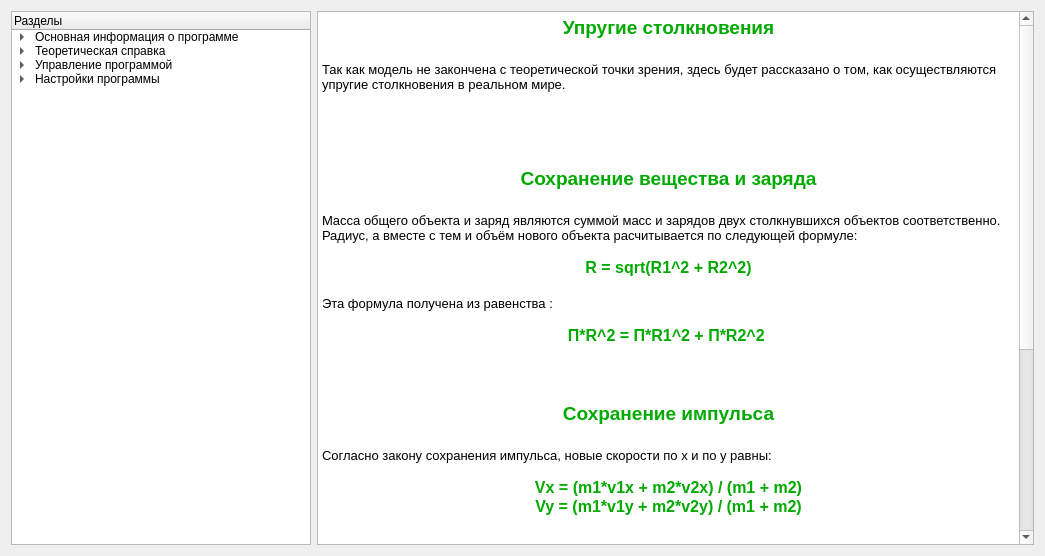
The window that documentationwidget.ui (GRUB666/SPS---Simple-Physical-Simulator) describes before a commit, drawn with Qt 5.
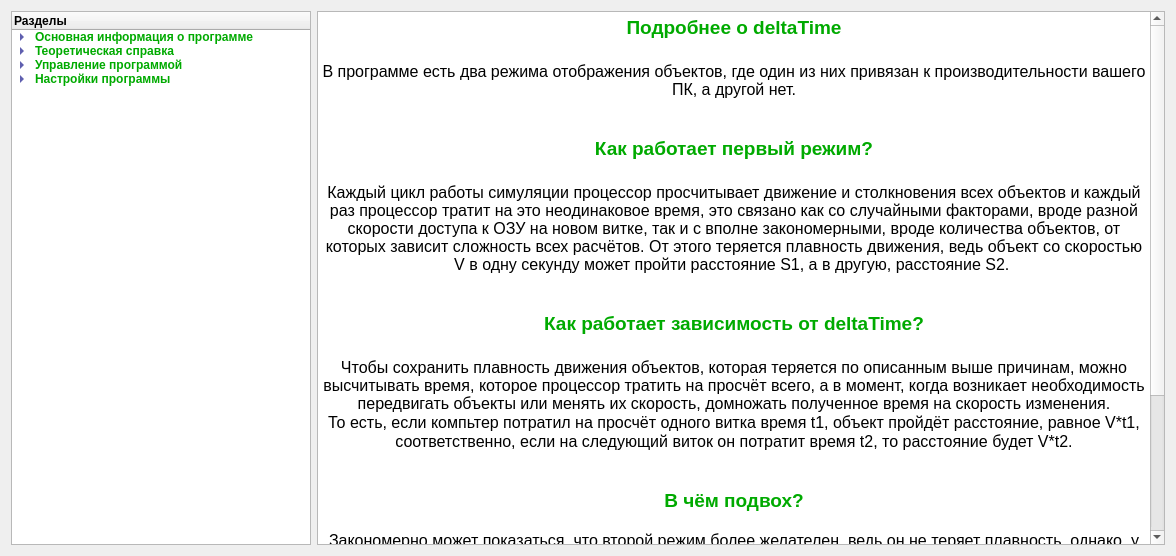
The same window after the commit.

Diff of the .ui file:
```diff
--- a/documentationwidget.ui
+++ b/documentationwidget.ui
@@ -6,7 +6,7 @@
    <rect>
     <x>0</x>
     <y>0</y>
-    <width>1045</width>
+    <width>1176</width>
     <height>556</height>
    </rect>
   </property>
@@ -24,6 +24,107 @@
          <height>16777215</height>
         </size>
        </property>
+       <property name="palette">
+        <palette>
+         <active>
+          <colorrole role="WindowText">
+           <brush brushstyle="SolidPattern">
+            <color alpha="255">
+             <red>0</red>
+             <green>0</green>
+             <blue>127</blue>
+            </color>
+           </brush>
+          </colorrole>
+          <colorrole role="Text">
+           <brush brushstyle="SolidPattern">
+            <color alpha="255">
+             <red>0</red>
+             <green>170</green>
+             <blue>0</blue>
+            </color>
+           </brush>
+          </colorrole>
+          <colorrole role="PlaceholderText">
+           <brush brushstyle="SolidPattern">
+            <color alpha="128">
+             <red>0</red>
+             <green>170</green>
+             <blue>0</blue>
+            </color>
+           </brush>
+          </colorrole>
+         </active>
+         <inactive>
+          <colorrole role="WindowText">
+           <brush brushstyle="SolidPattern">
+            <color alpha="255">
+             <red>0</red>
+             <green>0</green>
+             <blue>127</blue>
+            </color>
+           </brush>
+          </colorrole>
+          <colorrole role="Text">
+           <brush brushstyle="SolidPattern">
+            <color alpha="255">
+             <red>0</red>
+             <green>170</green>
+             <blue>0</blue>
+            </color>
+           </brush>
+          </colorrole>
+          <colorrole role="PlaceholderText">
+           <brush brushstyle="SolidPattern">
+            <color alpha="128">
+             <red>0</red>
+             <green>170</green>
+             <blue>0</blue>
+            </color>
+           </brush>
+          </colorrole>
+         </inactive>
+         <disabled>
+          <colorrole role="WindowText">
+           <brush brushstyle="SolidPattern">
+            <color alpha="127">
+             <red>255</red>
+             <green>255</green>
+             <blue>255</blue>
+            </color>
+           </brush>
+          </colorrole>
+          <colorrole role="Text">
+           <brush brushstyle="SolidPattern">
+            <color alpha="127">
+             <red>255</red>
+             <green>255</green>
+             <blue>255</blue>
+            </color>
+           </brush>
+          </colorrole>
+          <colorrole role="PlaceholderText">
+           <brush brushstyle="SolidPattern">
+            <color alpha="128">
+             <red>231</red>
+             <green>231</green>
+             <blue>231</blue>
+            </color>
+           </brush>
+          </colorrole>
+         </disabled>
+        </palette>
+       </property>
+       <property name="font">
+        <font>
+         <pointsize>9</pointsize>
+         <weight>75</weight>
+         <bold>true</bold>
+        </font>
+       </property>
+       <property name="lineWidth">
+        <number>1</number>
+       </property>
        <column>
         <property name="text">
          <string>Разделы</string>
@@ -134,49 +235,29 @@
 &lt;html&gt;&lt;head&gt;&lt;meta name=&quot;qrichtext&quot; content=&quot;1&quot; /&gt;&lt;style type=&quot;text/css&quot;&gt;
 p, li { white-space: pre-wrap; }
 &lt;/style&gt;&lt;/head&gt;&lt;body style=&quot; font-family:'Nirmala UI'; font-size:26pt; font-weight:400; font-style:normal;&quot;&gt;
-&lt;p align=&quot;center&quot; style=&quot; margin-top:0px; margin-bottom:0px; margin-left:0px; margin-right:0px; -qt-block-indent:0; text-indent:0px;&quot;&gt;&lt;span style=&quot; font-size:14pt; font-weight:600; color:#00aa00;&quot;&gt;Упругие столкновения&lt;/span&gt;&lt;/p&gt;
+&lt;p align=&quot;center&quot; style=&quot; margin-top:0px; margin-bottom:0px; margin-left:0px; margin-right:0px; -qt-block-indent:0; text-indent:0px;&quot;&gt;&lt;span style=&quot; font-size:14pt; font-weight:600; color:#00aa00;&quot;&gt;Подробнее о deltaTime&lt;/span&gt;&lt;/p&gt;
 &lt;p align=&quot;center&quot; style=&quot;-qt-paragraph-type:empty; margin-top:0px; margin-bottom:0px; margin-left:0px; margin-right:0px; -qt-block-indent:0; text-indent:0px; font-size:14pt; font-weight:600; color:#00aa00;&quot;&gt;&lt;br /&gt;&lt;/p&gt;
-&lt;p style=&quot; margin-top:0px; margin-bottom:0px; margin-left:0px; margin-right:0px; -qt-block-indent:0; text-indent:0px;&quot;&gt;&lt;span style=&quot; font-size:10pt; color:#000000;&quot;&gt;Так как модель не закончена с теоретической точки зрения, здесь будет рассказано о том, как осуществляются упругие столкновения в реальном мире.&lt;/span&gt;&lt;/p&gt;
-&lt;p style=&quot;-qt-paragraph-type:empty; margin-top:0px; margin-bottom:0px; margin-left:0px; margin-right:0px; -qt-block-indent:0; text-indent:0px; font-size:10pt; color:#000000;&quot;&gt;&lt;br /&gt;&lt;/p&gt;
-&lt;p style=&quot;-qt-paragraph-type:empty; margin-top:0px; margin-bottom:0px; margin-left:0px; margin-right:0px; -qt-block-indent:0; text-indent:0px; font-size:10pt; color:#000000;&quot;&gt;&lt;br /&gt;&lt;/p&gt;
-&lt;p style=&quot;-qt-paragraph-type:empty; margin-top:0px; margin-bottom:0px; margin-left:0px; margin-right:0px; -qt-block-indent:0; text-indent:0px; font-size:10pt; color:#000000;&quot;&gt;&lt;br /&gt;&lt;/p&gt;
-&lt;p style=&quot;-qt-paragraph-type:empty; margin-top:0px; margin-bottom:0px; margin-left:0px; margin-right:0px; -qt-block-indent:0; text-indent:0px; font-size:10pt; color:#000000;&quot;&gt;&lt;br /&gt;&lt;/p&gt;
-&lt;p style=&quot;-qt-paragraph-type:empty; margin-top:0px; margin-bottom:0px; margin-left:0px; margin-right:0px; -qt-block-indent:0; text-indent:0px; font-size:10pt; color:#000000;&quot;&gt;&lt;br /&gt;&lt;/p&gt;
-&lt;p align=&quot;center&quot; style=&quot; margin-top:0px; margin-bottom:0px; margin-left:0px; margin-right:0px; -qt-block-indent:0; text-indent:0px;&quot;&gt;&lt;span style=&quot; font-size:14pt; font-weight:600; color:#00aa00;&quot;&gt;Сохранение вещества и заряда&lt;/span&gt;&lt;/p&gt;
+&lt;p align=&quot;center&quot; style=&quot; margin-top:0px; margin-bottom:0px; margin-left:0px; margin-right:0px; -qt-block-indent:0; text-indent:0px;&quot;&gt;&lt;span style=&quot; font-size:12pt; color:#000000;&quot;&gt;В программе есть два режима отображения объектов, где один из них привязан к производительности вашего ПК, а другой нет.&lt;/span&gt;&lt;/p&gt;
+&lt;p align=&quot;center&quot; style=&quot;-qt-paragraph-type:empty; margin-top:0px; margin-bottom:0px; margin-left:0px; margin-right:0px; -qt-block-indent:0; text-indent:0px; font-size:12pt; color:#000000;&quot;&gt;&lt;br /&gt;&lt;/p&gt;
+&lt;p align=&quot;center&quot; style=&quot;-qt-paragraph-type:empty; margin-top:0px; margin-bottom:0px; margin-left:0px; margin-right:0px; -qt-block-indent:0; text-indent:0px; font-size:12pt; color:#000000;&quot;&gt;&lt;br /&gt;&lt;/p&gt;
+&lt;p align=&quot;center&quot; style=&quot; margin-top:0px; margin-bottom:0px; margin-left:0px; margin-right:0px; -qt-block-indent:0; text-indent:0px;&quot;&gt;&lt;span style=&quot; font-size:14pt; font-weight:600; color:#00aa00;&quot;&gt;Как работает первый режим?&lt;/span&gt;&lt;/p&gt;
 &lt;p align=&quot;center&quot; style=&quot;-qt-paragraph-type:empty; margin-top:0px; margin-bottom:0px; margin-left:0px; margin-right:0px; -qt-block-indent:0; text-indent:0px; font-size:14pt; font-weight:600; color:#00aa00;&quot;&gt;&lt;br /&gt;&lt;/p&gt;
-&lt;p style=&quot; margin-top:0px; margin-bottom:0px; margin-left:0px; margin-right:0px; -qt-block-indent:0; text-indent:0px;&quot;&gt;&lt;span style=&quot; font-size:10pt; color:#000000;&quot;&gt;Масса общего объекта и заряд являются суммой масс и зарядов двух столкнувшихся объектов соответственно.&lt;/span&gt;&lt;/p&gt;
-&lt;p style=&quot; margin-top:0px; margin-bottom:0px; margin-left:0px; margin-right:0px; -qt-block-indent:0; text-indent:0px;&quot;&gt;&lt;span style=&quot; font-size:10pt; color:#000000;&quot;&gt;Радиус, а вместе с тем и объём нового объекта расчитывается по следующей формуле: &lt;/span&gt;&lt;/p&gt;
-&lt;p style=&quot;-qt-paragraph-type:empty; margin-top:0px; margin-bottom:0px; margin-left:0px; margin-right:0px; -qt-block-indent:0; text-indent:0px; font-size:10pt; color:#000000;&quot;&gt;&lt;br /&gt;&lt;/p&gt;
-&lt;p align=&quot;center&quot; style=&quot; margin-top:0px; margin-bottom:0px; margin-left:0px; margin-right:0px; -qt-block-indent:0; text-indent:0px;&quot;&gt;&lt;span style=&quot; font-size:12pt; font-weight:600; color:#00aa00;&quot;&gt;R = sqrt(R1^2 + R2^2)&lt;/span&gt;&lt;/p&gt;
-&lt;p align=&quot;center&quot; style=&quot;-qt-paragraph-type:empty; margin-top:0px; margin-bottom:0px; margin-left:0px; margin-right:0px; -qt-block-indent:0; text-indent:0px; font-size:12pt; font-weight:600; color:#00aa00;&quot;&gt;&lt;br /&gt;&lt;/p&gt;
-&lt;p style=&quot; margin-top:0px; margin-bottom:0px; margin-left:0px; margin-right:0px; -qt-block-indent:0; text-indent:0px;&quot;&gt;&lt;span style=&quot; font-size:10pt; color:#000000;&quot;&gt;Эта формула получена из равенства :&lt;/span&gt;&lt;/p&gt;
-&lt;p style=&quot;-qt-paragraph-type:empty; margin-top:0px; margin-bottom:0px; margin-left:0px; margin-right:0px; -qt-block-indent:0; text-indent:0px; font-size:10pt; color:#000000;&quot;&gt;&lt;br /&gt;&lt;/p&gt;
-&lt;p align=&quot;center&quot; style=&quot; margin-top:0px; margin-bottom:0px; margin-left:0px; margin-right:0px; -qt-block-indent:0; text-indent:0px;&quot;&gt;&lt;span style=&quot; font-size:12pt; font-weight:600; color:#00aa00;&quot;&gt;П*R^2 = П*R1^2 + П*R2^2 &lt;/span&gt;&lt;/p&gt;
-&lt;p align=&quot;center&quot; style=&quot;-qt-paragraph-type:empty; margin-top:0px; margin-bottom:0px; margin-left:0px; margin-right:0px; -qt-block-indent:0; text-indent:0px; font-size:12pt; font-weight:600; color:#00aa00;&quot;&gt;&lt;br /&gt;&lt;/p&gt;
-&lt;p align=&quot;center&quot; style=&quot;-qt-paragraph-type:empty; margin-top:0px; margin-bottom:0px; margin-left:0px; margin-right:0px; -qt-block-indent:0; text-indent:0px; font-size:12pt; font-weight:600; color:#00aa00;&quot;&gt;&lt;br /&gt;&lt;/p&gt;
-&lt;p align=&quot;center&quot; style=&quot;-qt-paragraph-type:empty; margin-top:0px; margin-bottom:0px; margin-left:0px; margin-right:0px; -qt-block-indent:0; text-indent:0px; font-size:12pt; font-weight:600; color:#00aa00;&quot;&gt;&lt;br /&gt;&lt;/p&gt;
-&lt;p align=&quot;center&quot; style=&quot; margin-top:0px; margin-bottom:0px; margin-left:0px; margin-right:0px; -qt-block-indent:0; text-indent:0px;&quot;&gt;&lt;span style=&quot; font-size:14pt; font-weight:600; color:#00aa00;&quot;&gt;Сохранение импульса&lt;/span&gt;&lt;/p&gt;
+&lt;p align=&quot;center&quot; style=&quot; margin-top:0px; margin-bottom:0px; margin-left:0px; margin-right:0px; -qt-block-indent:0; text-indent:0px;&quot;&gt;&lt;span style=&quot; font-size:12pt; color:#000000;&quot;&gt;Каждый цикл работы симуляции процессор просчитывает движение и столкновения всех объектов и каждый раз процессор тратит на это неодинаковое время, это связано как со случайными факторами, вроде разной скорости доступа к ОЗУ на новом витке, так и с вполне закономерными, вроде количества объектов, от которых зависит сложность всех расчётов. От этого теряется плавность движения, ведь объект со скоростью V в одну секунду может пройти расстояние S1, а в другую, расстояние S2. &lt;/span&gt;&lt;/p&gt;
+&lt;p align=&quot;center&quot; style=&quot;-qt-paragraph-type:empty; margin-top:0px; margin-bottom:0px; margin-left:0px; margin-right:0px; -qt-block-indent:0; text-indent:0px; font-size:12pt; color:#000000;&quot;&gt;&lt;br /&gt;&lt;/p&gt;
+&lt;p align=&quot;center&quot; style=&quot;-qt-paragraph-type:empty; margin-top:0px; margin-bottom:0px; margin-left:0px; margin-right:0px; -qt-block-indent:0; text-indent:0px; font-size:12pt; color:#000000;&quot;&gt;&lt;br /&gt;&lt;/p&gt;
+&lt;p align=&quot;center&quot; style=&quot; margin-top:0px; margin-bottom:0px; margin-left:0px; margin-right:0px; -qt-block-indent:0; text-indent:0px;&quot;&gt;&lt;span style=&quot; font-size:14pt; font-weight:600; color:#00aa00;&quot;&gt;Как работает зависимость от deltaTime?&lt;/span&gt;&lt;/p&gt;
 &lt;p align=&quot;center&quot; style=&quot;-qt-paragraph-type:empty; margin-top:0px; margin-bottom:0px; margin-left:0px; margin-right:0px; -qt-block-indent:0; text-indent:0px; font-size:14pt; font-weight:600; color:#00aa00;&quot;&gt;&lt;br /&gt;&lt;/p&gt;
-&lt;p style=&quot; margin-top:0px; margin-bottom:0px; margin-left:0px; margin-right:0px; -qt-block-indent:0; text-indent:0px;&quot;&gt;&lt;span style=&quot; font-size:10pt; color:#000000;&quot;&gt;Согласно закону сохранения импульса, новые скорости по x и по y равны:&lt;/span&gt;&lt;/p&gt;
-&lt;p style=&quot;-qt-paragraph-type:empty; margin-top:0px; margin-bottom:0px; margin-left:0px; margin-right:0px; -qt-block-indent:0; text-indent:0px; font-size:10pt; color:#000000;&quot;&gt;&lt;br /&gt;&lt;/p&gt;
-&lt;p align=&quot;center&quot; style=&quot; margin-top:0px; margin-bottom:0px; margin-left:0px; margin-right:0px; -qt-block-indent:0; text-indent:0px;&quot;&gt;&lt;span style=&quot; font-size:12pt; font-weight:600; color:#00aa00;&quot;&gt;Vx = (m1*v1x + m2*v2x) / (m1 + m2)&lt;/span&gt;&lt;/p&gt;
-&lt;p align=&quot;center&quot; style=&quot; margin-top:0px; margin-bottom:0px; margin-left:0px; margin-right:0px; -qt-block-indent:0; text-indent:0px;&quot;&gt;&lt;span style=&quot; font-size:12pt; font-weight:600; color:#00aa00;&quot;&gt;Vy = (m1*v1y + m2*v2y) / (m1 + m2)&lt;/span&gt;&lt;/p&gt;
-&lt;p align=&quot;center&quot; style=&quot;-qt-paragraph-type:empty; margin-top:0px; margin-bottom:0px; margin-left:0px; margin-right:0px; -qt-block-indent:0; text-indent:0px; font-size:12pt; font-weight:600; color:#00aa00;&quot;&gt;&lt;br /&gt;&lt;/p&gt;
-&lt;p align=&quot;center&quot; style=&quot;-qt-paragraph-type:empty; margin-top:0px; margin-bottom:0px; margin-left:0px; margin-right:0px; -qt-block-indent:0; text-indent:0px; font-size:10pt; color:#000000;&quot;&gt;&lt;br /&gt;&lt;/p&gt;
-&lt;p style=&quot;-qt-paragraph-type:empty; margin-top:0px; margin-bottom:0px; margin-left:0px; margin-right:0px; -qt-block-indent:0; text-indent:0px; font-size:10pt; color:#000000;&quot;&gt;&lt;br /&gt;&lt;/p&gt;
-&lt;p align=&quot;center&quot; style=&quot; margin-top:0px; margin-bottom:0px; margin-left:0px; margin-right:0px; -qt-block-indent:0; text-indent:0px;&quot;&gt;&lt;span style=&quot; font-size:14pt; font-weight:600; color:#00aa00;&quot;&gt;Центр масс&lt;/span&gt;&lt;/p&gt;
-&lt;p align=&quot;center&quot; style=&quot;-qt-paragraph-type:empty; margin-top:0px; margin-bottom:0px; margin-left:0px; margin-right:0px; -qt-block-indent:0; text-indent:0px; font-size:14pt; font-weight:600; color:#00aa00;&quot;&gt;&lt;br /&gt;&lt;/p&gt;
-&lt;p style=&quot; margin-top:0px; margin-bottom:0px; margin-left:0px; margin-right:0px; -qt-block-indent:0; text-indent:0px;&quot;&gt;&lt;span style=&quot; font-size:10pt; color:#000000;&quot;&gt;Позиция нового объекта не равна позиции более массивного, для этого высчитывается центр масс по x и по y. Формула для его расчёта такова:&lt;/span&gt;&lt;/p&gt;
-&lt;p style=&quot;-qt-paragraph-type:empty; margin-top:0px; margin-bottom:0px; margin-left:0px; margin-right:0px; -qt-block-indent:0; text-indent:0px; font-size:10pt; color:#000000;&quot;&gt;&lt;br /&gt;&lt;/p&gt;
-&lt;p align=&quot;center&quot; style=&quot; margin-top:0px; margin-bottom:0px; margin-left:0px; margin-right:0px; -qt-block-indent:0; text-indent:0px;&quot;&gt;&lt;span style=&quot; font-size:12pt; font-weight:600; color:#00aa00;&quot;&gt;Xc = (m1*x1 + m2*x2) / (m1 + m2)&lt;/span&gt;&lt;/p&gt;
-&lt;p align=&quot;center&quot; style=&quot; margin-top:0px; margin-bottom:0px; margin-left:0px; margin-right:0px; -qt-block-indent:0; text-indent:0px;&quot;&gt;&lt;span style=&quot; font-size:12pt; font-weight:600; color:#00aa00;&quot;&gt;Yc = (m1*y1 + m2*y2) / (m1 + m2)&lt;/span&gt;&lt;/p&gt;
-&lt;p align=&quot;center&quot; style=&quot;-qt-paragraph-type:empty; margin-top:0px; margin-bottom:0px; margin-left:0px; margin-right:0px; -qt-block-indent:0; text-indent:0px; font-size:12pt; font-weight:600; color:#00aa00;&quot;&gt;&lt;br /&gt;&lt;/p&gt;
-&lt;p align=&quot;center&quot; style=&quot;-qt-paragraph-type:empty; margin-top:0px; margin-bottom:0px; margin-left:0px; margin-right:0px; -qt-block-indent:0; text-indent:0px; font-size:12pt; font-weight:600; color:#00aa00;&quot;&gt;&lt;br /&gt;&lt;/p&gt;
-&lt;p style=&quot;-qt-paragraph-type:empty; margin-top:0px; margin-bottom:0px; margin-left:0px; margin-right:0px; -qt-block-indent:0; text-indent:0px; font-size:10pt; color:#000000;&quot;&gt;&lt;br /&gt;&lt;/p&gt;
-&lt;p align=&quot;center&quot; style=&quot; margin-top:0px; margin-bottom:0px; margin-left:0px; margin-right:0px; -qt-block-indent:0; text-indent:0px;&quot;&gt;&lt;span style=&quot; font-size:14pt; font-weight:600; color:#00aa00;&quot;&gt;Примечения:&lt;/span&gt;&lt;/p&gt;
-&lt;p align=&quot;center&quot; style=&quot;-qt-paragraph-type:empty; margin-top:0px; margin-bottom:0px; margin-left:0px; margin-right:0px; -qt-block-indent:0; text-indent:0px; font-size:14pt; font-weight:600; color:#00aa00;&quot;&gt;&lt;br /&gt;&lt;/p&gt;
-&lt;p style=&quot; margin-top:0px; margin-bottom:0px; margin-left:0px; margin-right:0px; -qt-block-indent:0; text-indent:0px;&quot;&gt;&lt;span style=&quot; font-size:10pt; color:#000000;&quot;&gt;Если массы объектов равны, то сравнение производится по зарядам, если равны и заряды, то &amp;quot;поглоителем&amp;quot; считается объект первее идущий в списке обозревателя объектов&lt;/span&gt;&lt;/p&gt;
-&lt;p align=&quot;center&quot; style=&quot;-qt-paragraph-type:empty; margin-top:0px; margin-bottom:0px; margin-left:0px; margin-right:0px; -qt-block-indent:0; text-indent:0px; font-size:10pt; color:#000000;&quot;&gt;&lt;br /&gt;&lt;/p&gt;&lt;/body&gt;&lt;/html&gt;</string>
+&lt;p align=&quot;center&quot; style=&quot; margin-top:0px; margin-bottom:0px; margin-left:0px; margin-right:0px; -qt-block-indent:0; text-indent:0px;&quot;&gt;&lt;span style=&quot; font-size:12pt; color:#000000;&quot;&gt;Чтобы сохранить плавность движения объектов, которая теряется по описанным выше причинам, можно высчитывать время, которое процессор тратить на просчёт всего, а в момент, когда возникает необходимость передвигать объекты или менять их скорость, домножать полученное время на скорость изменения.&lt;/span&gt;&lt;/p&gt;
+&lt;p align=&quot;center&quot; style=&quot; margin-top:0px; margin-bottom:0px; margin-left:0px; margin-right:0px; -qt-block-indent:0; text-indent:0px;&quot;&gt;&lt;span style=&quot; font-size:12pt; color:#000000;&quot;&gt;То есть, если компьтер потратил на просчёт одного витка время t1, объект пройдёт расстояние, равное V*t1,&lt;/span&gt;&lt;/p&gt;
+&lt;p align=&quot;center&quot; style=&quot; margin-top:0px; margin-bottom:0px; margin-left:0px; margin-right:0px; -qt-block-indent:0; text-indent:0px;&quot;&gt;&lt;span style=&quot; font-size:12pt; color:#000000;&quot;&gt;соответственно, если на следующий виток он потратит время t2, то расстояние будет V*t2.&lt;/span&gt;&lt;/p&gt;
+&lt;p align=&quot;center&quot; style=&quot;-qt-paragraph-type:empty; margin-top:0px; margin-bottom:0px; margin-left:0px; margin-right:0px; -qt-block-indent:0; text-indent:0px; font-size:12pt; color:#000000;&quot;&gt;&lt;br /&gt;&lt;/p&gt;
+&lt;p align=&quot;center&quot; style=&quot;-qt-paragraph-type:empty; margin-top:0px; margin-bottom:0px; margin-left:0px; margin-right:0px; -qt-block-indent:0; text-indent:0px; font-size:12pt; color:#000000;&quot;&gt;&lt;br /&gt;&lt;/p&gt;
+&lt;p align=&quot;center&quot; style=&quot; margin-top:0px; margin-bottom:0px; margin-left:0px; margin-right:0px; -qt-block-indent:0; text-indent:0px;&quot;&gt;&lt;span style=&quot; font-size:14pt; font-weight:600; color:#00aa00;&quot;&gt;В чём подвох?&lt;/span&gt;&lt;/p&gt;
+&lt;p align=&quot;center&quot; style=&quot;-qt-paragraph-type:empty; margin-top:0px; margin-bottom:0px; margin-left:0px; margin-right:0px; -qt-block-indent:0; text-indent:0px; font-size:12pt; color:#000000;&quot;&gt;&lt;br /&gt;&lt;/p&gt;
+&lt;p align=&quot;center&quot; style=&quot; margin-top:0px; margin-bottom:0px; margin-left:0px; margin-right:0px; -qt-block-indent:0; text-indent:0px;&quot;&gt;&lt;span style=&quot; font-size:12pt; color:#000000;&quot;&gt;Закономерно может показаться, что второй режим более желателен, ведь он не теряет плавность, однако, у него есть один серъёзный недостаток по отношению к первому режиму: при использовании deltaTime теряется детерменированность симуляций. Иными словами, одна и та же модель, с одинаковыми настройками в программе, один раз может выдать один результат симуляции, а второй раз - второй. От этого производить более-менее серъёзные расчёты, используя этот режим, - невозможно.&lt;/span&gt;&lt;/p&gt;
+&lt;p align=&quot;center&quot; style=&quot; margin-top:0px; margin-bottom:0px; margin-left:0px; margin-right:0px; -qt-block-indent:0; text-indent:0px;&quot;&gt;&lt;span style=&quot; font-size:12pt; color:#000000;&quot;&gt;С чем же это связано? Дело в том, что в расчёте времени есть некая погрешность, и одно и тоже время может вычисляться как два разных значения с разницей в 10 микросекунд. Может показаться, что погрешность маленькая, однако, она имеет свойство накапливаться, причём делать это случайно, это и приводит к тому, что при одинаковых начальных условиях получаются неодинаковые результаты. &lt;/span&gt;&lt;/p&gt;
+&lt;p align=&quot;center&quot; style=&quot; margin-top:0px; margin-bottom:0px; margin-left:0px; margin-right:0px; -qt-block-indent:0; text-indent:0px;&quot;&gt;&lt;span style=&quot; font-size:12pt; color:#000000;&quot;&gt;Всё зависит от того, что вам нужно: точность и детерменированность, либо же плавность.&lt;/span&gt;&lt;/p&gt;
+&lt;p align=&quot;center&quot; style=&quot;-qt-paragraph-type:empty; margin-top:0px; margin-bottom:0px; margin-left:0px; margin-right:0px; -qt-block-indent:0; text-indent:0px; font-size:12pt; color:#000000;&quot;&gt;&lt;br /&gt;&lt;/p&gt;&lt;/body&gt;&lt;/html&gt;</string>
        </property>
       </widget>
      </item>
```
Left out of the diff: 62 changed lines with no effect on the pictures.
